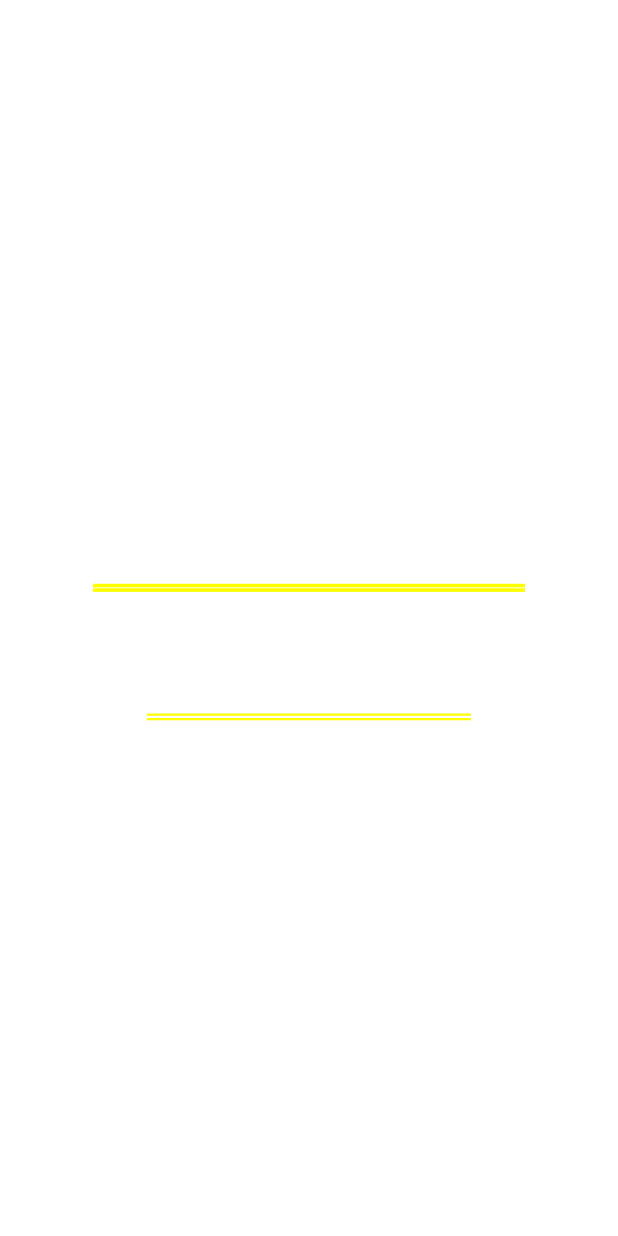
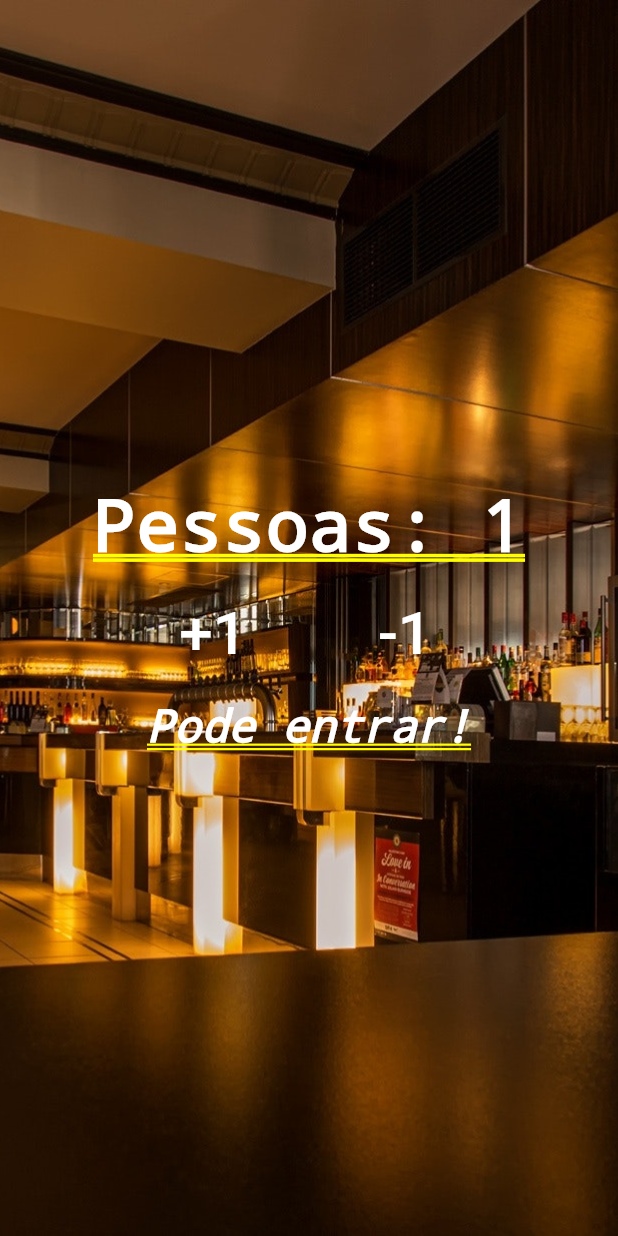
Before and after one commit to cleitonmelo/contador_de_pessoas, a Flutter app: the screen it shows after launch, after a tap on "+1", on a phone screen of 412 x 824 dp. Run offline on Flutter 3.47's test engine with Material 2 defaults, Android fonts, the phone set to English and light mode, and no system bars.

Commit message:
Finalizando aula de contador de pessoas

```diff
--- a/lib/main.dart
+++ b/lib/main.dart
@@ -3,33 +3,90 @@ import 'package:flutter/material.dart';
 void main() {
   runApp(MaterialApp(
       title: "Contador de Pessoas",
-      home: Column(
+      home: Home()
+  ));
+}
+
+class Home extends StatefulWidget {
+  @override
+  _HomeState createState() => _HomeState();
+}
+
+class _HomeState extends State<Home> {
+
+  int _people = 0;
+  String _infoText = "Pode entrar!";
+
+  void _changePeople(int delta){
+    setState(() {
+      _people += delta;
+
+      if(_people < 0 ){
+        _infoText = "Mundo invertido?!";
+      }else if(_people > 10){
+        _infoText = "Lotado!";
+      }else{
+        _infoText = "Pode entrar!";
+      }
+    });
+  }
+
+  @override
+  Widget build(BuildContext context) {
+    return Stack(
+      children: [
+        Image.asset(
+          "images/restaurant.jpg",
+          fit: BoxFit.cover,
+          height: 1000.0,
+        ),
+        Column(
           mainAxisAlignment: MainAxisAlignment.center,
           children: [
             Text(
-            "Pessoas: 0",
-            style: TextStyle(color: Colors.white, fontWeight: FontWeight.bold),
+              "Pessoas: $_people",
+              style:
+              TextStyle(color: Colors.white, fontWeight: FontWeight.bold),
             ),
             Row(
               mainAxisAlignment: MainAxisAlignment.center,
               children: [
-              FlatButton(
-                child: Text("+1", style: TextStyle(fontSize: 40.0, color: Colors.white),),
-                onPressed: (){},
+                Padding(
+                  padding: EdgeInsets.all(20.0),
+                  child: FlatButton(
+                    child: Text(
+                      "+1",
+                      style: TextStyle(fontSize: 40.0, color: Colors.white),
                     ),
-              FlatButton(
-                child: Text("-1", style: TextStyle(fontSize: 40.0, color: Colors.white),),
-                onPressed: (){},
+                    onPressed: () {
+                      _changePeople(1);
+                      },
+                  ),
+                ),
+                Padding(
+                  padding: EdgeInsets.all(20.0),
+                  child: FlatButton(
+                    child: Text(
+                      "-1",
+                      style: TextStyle(fontSize: 40.0, color: Colors.white),
+                    ),
+                    onPressed: () {
+                      _changePeople(-1);
+                      },
+                  ),
                 ),
               ],
             ),
             Text(
-            "Pode Entrar!",
+              "$_infoText",
               style: TextStyle(
                   color: Colors.white,
                   fontStyle: FontStyle.italic,
                   fontSize: 30.0),
             ),
           ],
-      )));
+        )
+      ],
+    );
   }
+}
--- a/pubspec.yaml
+++ b/pubspec.yaml
@@ -48,6 +48,8 @@ flutter:
   # assets:
   #   - images/a_dot_burr.jpeg
   #   - images/a_dot_ham.jpeg
+  assets:
+    - images/restaurant.jpg
 
   # An image asset can refer to one or more resolution-specific "variants", see
   # https://flutter.dev/assets-and-images/#resolution-aware.
```
Also changed, not shown: images/restaurant.jpg (added). Lines whose indentation alone changed are shown as unchanged.
